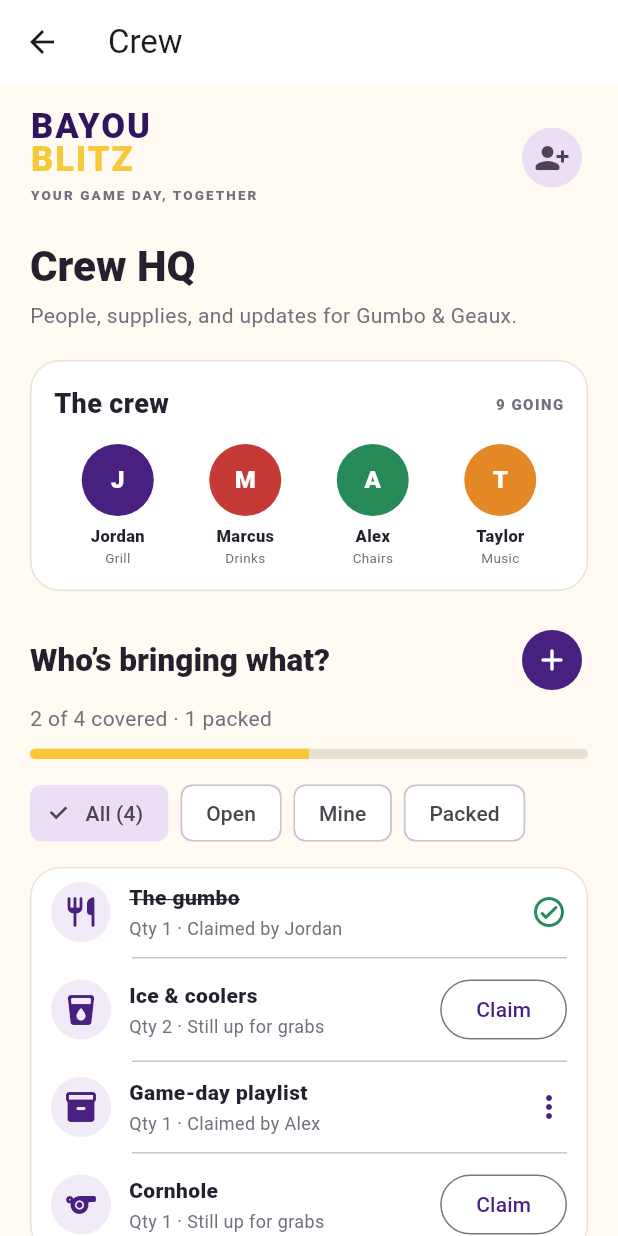
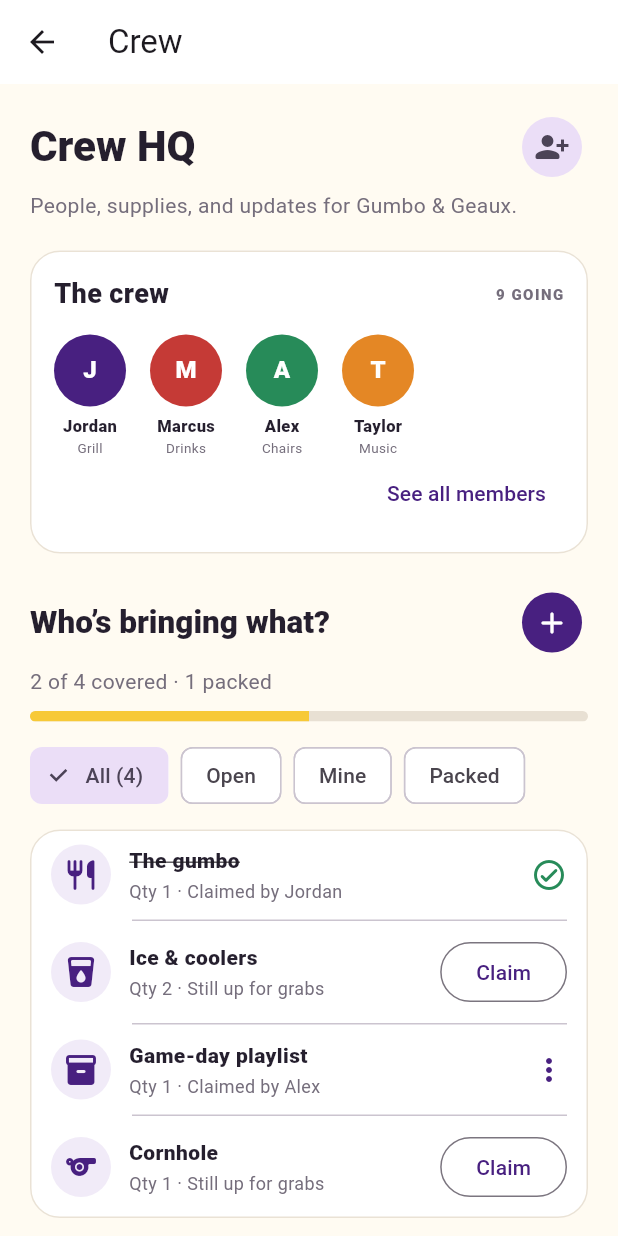
Before and after one commit to tylerlallande/Project-5, a Flutter app: the AppShell screen opened directly, after a tap on "Count me in", after a tap on "Crew", on a phone screen of 412 x 824 dp. Run offline on Flutter 3.47's test engine with Material 3 defaults, Android fonts, the phone set to English and light mode, and no system bars; Roboto replaces fonts that are missing (Arial).

Commit message:
Formatting and see all members button added

```diff
--- a/lib/app_shell.dart
+++ b/lib/app_shell.dart
@@ -27,7 +27,9 @@ class _AppShellState extends State<AppShell> {
         MaterialPageRoute<void>(
           builder: (_) => Scaffold(
             appBar: AppBar(title: const Text('Crew')),
-            body: SafeArea(child: CrewScreen(crewCount: _crewCount)),
+            body: SafeArea(
+              child: CrewScreen(crewCount: _crewCount, showBrandHeader: false),
+            ),
           ),
         ),
       );
--- a/lib/screens/crew_screen.dart
+++ b/lib/screens/crew_screen.dart
@@ -5,29 +5,96 @@ import '../theme/app_theme.dart';
 import '../widgets/app_header.dart';
 
 class CrewScreen extends StatefulWidget {
-  const CrewScreen({super.key, this.crewCount = 8});
+  const CrewScreen({
+    super.key,
+    this.crewCount = 8,
+    this.showBrandHeader = true,
+  });
   final int crewCount;
+  final bool showBrandHeader;
 
   @override
   State<CrewScreen> createState() => _CrewScreenState();
 }
 
 class _CrewScreenState extends State<CrewScreen> {
+  List<(String, String, String, Color)> get _members => [
+    ('J', 'Jordan', 'Grill', AppColors.purple),
+    ('M', 'Marcus', 'Drinks', const Color(0xFFC53A36)),
+    ('A', 'Alex', 'Chairs', AppColors.success),
+    ('T', 'Taylor', 'Music', const Color(0xFFE48725)),
+    ('S', 'Sam', 'Snacks', AppColors.purple),
+    ('C', 'Casey', 'Games', AppColors.success),
+    ('M', 'Morgan', 'Coolers', const Color(0xFFC53A36)),
+    ('R', 'Riley', 'Setup', const Color(0xFFE48725)),
+    if (widget.crewCount > 8) ('Y', 'You', 'Checked in', AppColors.purple),
+  ];
+
+  void _showMembers() {
+    Navigator.of(context).push(
+      MaterialPageRoute<void>(
+        builder: (_) => Scaffold(
+          appBar: AppBar(title: Text('Crew members (${_members.length})')),
+          body: SafeArea(
+            child: ListView(
+              key: const Key('crew-members-list'),
+              padding: const EdgeInsets.all(20),
+              children: [
+                const Text(
+                  'Gumbo & Geaux · Sample crew',
+                  style: TextStyle(color: AppColors.muted),
+                ),
+                const SizedBox(height: 12),
+                ..._members.map(
+                  (member) => ListTile(
+                    leading: CircleAvatar(
+                      backgroundColor: member.$4,
+                      child: Text(
+                        member.$1,
+                        style: const TextStyle(color: Colors.white),
+                      ),
+                    ),
+                    title: Text(member.$2),
+                    subtitle: Text(member.$3),
+                    trailing: const Icon(
+                      Icons.check_circle_outline,
+                      color: AppColors.success,
+                    ),
+                  ),
+                ),
+              ],
+            ),
+          ),
+        ),
+      ),
+    );
+  }
+
   @override
   Widget build(BuildContext context) {
     return ListView(
       key: const Key('crew-screen'),
       padding: const EdgeInsets.fromLTRB(20, 18, 20, 30),
       children: [
-        AppHeader(
-          action: IconButton.filledTonal(
-            onPressed: () {},
-            icon: const Icon(Icons.person_add_alt_1_rounded),
-            tooltip: 'Invite crew',
-          ),
+        if (widget.showBrandHeader) ...[
+          const AppHeader(),
+          const SizedBox(height: 24),
+        ],
+        Row(
+          children: [
+            Expanded(
+              child: Text(
+                'Crew HQ',
+                style: Theme.of(context).textTheme.headlineLarge,
+              ),
+            ),
+            IconButton.filledTonal(
+              onPressed: () {},
+              icon: const Icon(Icons.person_add_alt_1_rounded),
+              tooltip: 'Invite crew',
+            ),
+          ],
         ),
-        const SizedBox(height: 24),
-        Text('Crew HQ', style: Theme.of(context).textTheme.headlineLarge),
         const SizedBox(height: 5),
         const Text(
           'People, supplies, and updates for Gumbo & Geaux.',
@@ -81,12 +148,6 @@ class _CrewScreenState extends State<CrewScreen> {
   }
 
   Widget _buildCrewCard() {
-    const members = [
-      ('J', 'Jordan', 'Grill', AppColors.purple),
-      ('M', 'Marcus', 'Drinks', Color(0xFFC53A36)),
-      ('A', 'Alex', 'Chairs', AppColors.success),
-      ('T', 'Taylor', 'Music', Color(0xFFE48725)),
-    ];
     return Card(
       child: Padding(
         padding: const EdgeInsets.all(16),
@@ -113,9 +174,12 @@ class _CrewScreenState extends State<CrewScreen> {
               ],
             ),
             const SizedBox(height: 14),
-            Row(
-              mainAxisAlignment: MainAxisAlignment.spaceAround,
-              children: members
+            Wrap(
+              alignment: WrapAlignment.spaceAround,
+              spacing: 16,
+              runSpacing: 12,
+              children: _members
+                  .take(4)
                   .map(
                     (member) => Column(
                       children: [
@@ -149,6 +213,14 @@ class _CrewScreenState extends State<CrewScreen> {
                     ),
                   )
                   .toList(),
+            ),
+            Align(
+              alignment: Alignment.centerRight,
+              child: TextButton(
+                key: const Key('see-all-crew'),
+                onPressed: _showMembers,
+                child: const Text('See all members'),
+              ),
             ),
           ],
         ),
```
Also changed, not shown: 1 other file.
